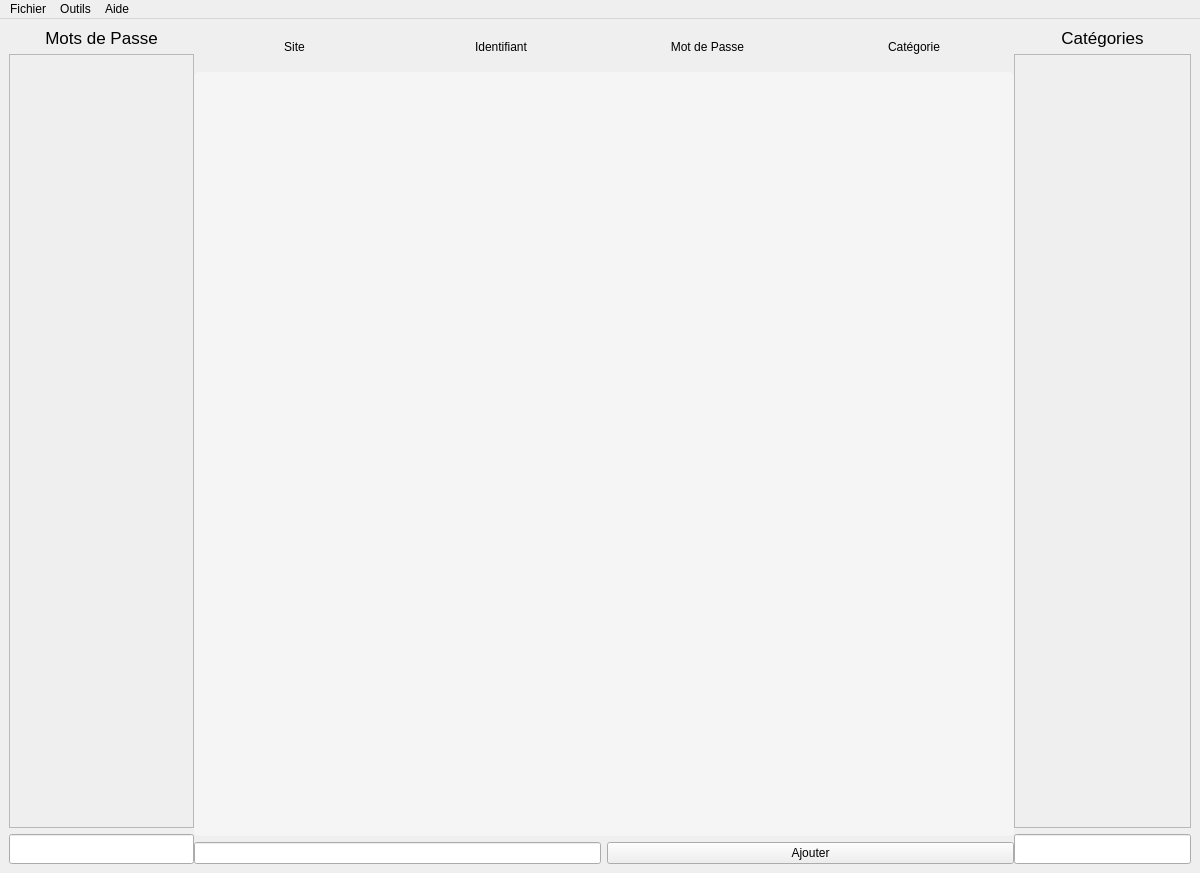
First picture: the form in Interface_graphique/PyQt/UI/fenetreGestion.ui, repository MindPass/Code, before the edit.
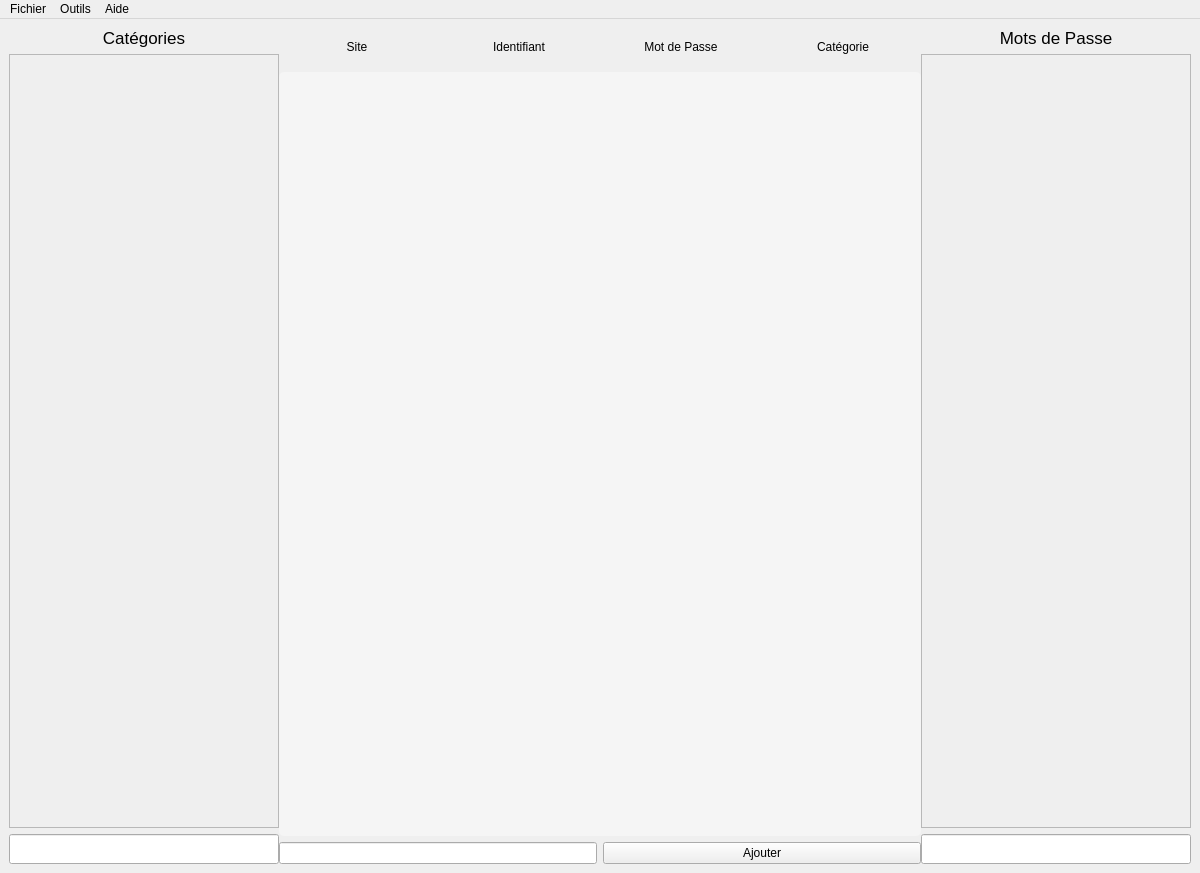
Second picture: the form after the edit. Icons and pictures are not drawn.

```diff
--- a/Interface_graphique/PyQt/UI/fenetreGestion.ui
+++ b/Interface_graphique/PyQt/UI/fenetreGestion.ui
@@ -105,16 +105,31 @@
        <number>0</number>
       </property>
       <widget class="QWidget" name="layoutWidget">
-       <layout class="QVBoxLayout" name="Passwords" stretch="0,0,1">
+       <layout class="QVBoxLayout" name="Categories" stretch="0,4,1">
+        <property name="sizeConstraint">
+         <enum>QLayout::SetNoConstraint</enum>
+        </property>
         <item>
-         <widget class="QLabel" name="titre_pwd">
+         <widget class="QLabel" name="titre_cat">
+          <property name="sizePolicy">
+           <sizepolicy hsizetype="Preferred" vsizetype="Preferred">
+            <horstretch>0</horstretch>
+            <verstretch>0</verstretch>
+           </sizepolicy>
+          </property>
+          <property name="minimumSize">
+           <size>
+            <width>210</width>
+            <height>0</height>
+           </size>
+          </property>
           <property name="font">
            <font>
             <pointsize>13</pointsize>
            </font>
           </property>
           <property name="text">
-           <string>Mots de Passe</string>
+           <string>Catégories</string>
           </property>
           <property name="alignment">
            <set>Qt::AlignCenter</set>
@@ -125,29 +140,29 @@
          </widget>
         </item>
         <item>
-         <widget class="QScrollArea" name="scrollArea_pwd">
-          <property name="maximumSize">
-           <size>
-            <width>16777215</width>
-            <height>16777215</height>
-           </size>
-          </property>
+         <widget class="QScrollArea" name="scrollArea_cat">
           <property name="widgetResizable">
            <bool>true</bool>
           </property>
           <property name="alignment">
            <set>Qt::AlignLeading|Qt::AlignLeft|Qt::AlignTop</set>
           </property>
-          <widget class="QWidget" name="scrollAreaWidgetContents_pwd">
+          <widget class="QWidget" name="scrollAreaWidgetContents_cat">
            <property name="geometry">
             <rect>
              <x>0</x>
              <y>0</y>
-             <width>274</width>
-             <height>701</height>
+             <width>210</width>
+             <height>769</height>
             </rect>
            </property>
-           <layout class="QVBoxLayout" name="verticalLayout_2">
+           <property name="minimumSize">
+            <size>
+             <width>0</width>
+             <height>0</height>
+            </size>
+           </property>
+           <layout class="QVBoxLayout" name="verticalLayout_3">
             <property name="rightMargin">
              <number>14</number>
             </property>
@@ -156,7 +171,7 @@
          </widget>
         </item>
         <item>
-         <widget class="QLineEdit" name="ajouter_pwd">
+         <widget class="QLineEdit" name="ajouter_cat">
           <property name="minimumSize">
            <size>
             <width>0</width>
@@ -260,8 +275,8 @@
             <rect>
              <x>0</x>
              <y>0</y>
-             <width>621</width>
-             <height>690</height>
+             <width>752</width>
+             <height>746</height>
             </rect>
            </property>
            <layout class="QVBoxLayout" name="verticalLayout"/>
@@ -285,19 +300,22 @@
        </layout>
       </widget>
       <widget class="QWidget" name="layoutWidget">
-       <layout class="QVBoxLayout" name="Categories" stretch="0,4,1">
-        <property name="sizeConstraint">
-         <enum>QLayout::SetNoConstraint</enum>
-        </property>
+       <layout class="QVBoxLayout" name="Passwords" stretch="0,0,1">
         <item>
-         <widget class="QLabel" name="titre_cat">
+         <widget class="QLabel" name="titre_pwd">
+          <property name="minimumSize">
+           <size>
+            <width>210</width>
+            <height>0</height>
+           </size>
+          </property>
           <property name="font">
            <font>
             <pointsize>13</pointsize>
            </font>
           </property>
           <property name="text">
-           <string>Catégories</string>
+           <string>Mots de Passe</string>
           </property>
           <property name="alignment">
            <set>Qt::AlignCenter</set>
@@ -308,23 +326,29 @@
          </widget>
         </item>
         <item>
-         <widget class="QScrollArea" name="scrollArea_cat">
+         <widget class="QScrollArea" name="scrollArea_pwd">
+          <property name="maximumSize">
+           <size>
+            <width>16777215</width>
+            <height>16777215</height>
+           </size>
+          </property>
           <property name="widgetResizable">
            <bool>true</bool>
           </property>
           <property name="alignment">
            <set>Qt::AlignLeading|Qt::AlignLeft|Qt::AlignTop</set>
           </property>
-          <widget class="QWidget" name="scrollAreaWidgetContents_cat">
+          <widget class="QWidget" name="scrollAreaWidgetContents_pwd">
            <property name="geometry">
             <rect>
              <x>0</x>
              <y>0</y>
-             <width>263</width>
-             <height>701</height>
+             <width>214</width>
+             <height>769</height>
             </rect>
            </property>
-           <layout class="QVBoxLayout" name="verticalLayout_3">
+           <layout class="QVBoxLayout" name="verticalLayout_2">
             <property name="rightMargin">
              <number>14</number>
             </property>
@@ -333,7 +357,7 @@
          </widget>
         </item>
         <item>
-         <widget class="QLineEdit" name="ajouter_cat">
+         <widget class="QLineEdit" name="ajouter_pwd">
           <property name="minimumSize">
            <size>
             <width>0</width>
```
Left out of the diff: 4 changed lines with no effect on the pictures.
